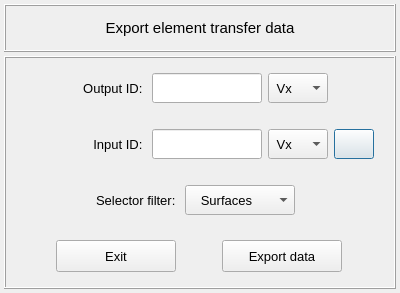
Qt form vibra/interface/data/ui_files/data_handler/export_element_transfer_data.ui (MOPT-UFSC/VIBRA) before a commit.
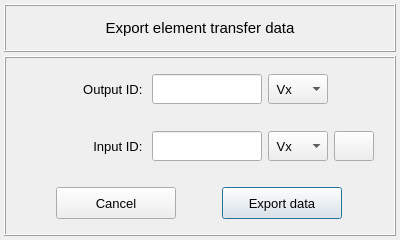
The same form after that commit. Icons and pictures are not drawn.

Commit message: Adds volume velocity data to the acoustic element transfer data export

What changed in the file:
```diff
--- a/vibra/interface/data/ui_files/data_handler/export_element_transfer_data.ui
+++ b/vibra/interface/data/ui_files/data_handler/export_element_transfer_data.ui
@@ -10,7 +10,7 @@
     <x>0</x>
     <y>0</y>
     <width>400</width>
-    <height>293</height>
+    <height>240</height>
    </rect>
   </property>
   <property name="sizePolicy">
@@ -22,7 +22,7 @@
   <property name="minimumSize">
    <size>
     <width>400</width>
-    <height>280</height>
+    <height>240</height>
    </size>
   </property>
   <property name="maximumSize">
@@ -168,6 +168,125 @@
       <property name="spacing">
        <number>4</number>
       </property>
+      <item row="2" column="0">
+       <widget class="QFrame" name="frame_3">
+        <property name="minimumSize">
+         <size>
+          <width>0</width>
+          <height>52</height>
+         </size>
+        </property>
+        <property name="maximumSize">
+         <size>
+          <width>16777215</width>
+          <height>52</height>
+         </size>
+        </property>
+        <property name="frameShape">
+         <enum>QFrame::NoFrame</enum>
+        </property>
+        <property name="frameShadow">
+         <enum>QFrame::Raised</enum>
+        </property>
+        <layout class="QGridLayout" name="gridLayout_47">
+         <property name="leftMargin">
+          <number>2</number>
+         </property>
+         <property name="topMargin">
+          <number>2</number>
+         </property>
+         <property name="rightMargin">
+          <number>2</number>
+         </property>
+         <property name="bottomMargin">
+          <number>2</number>
+         </property>
+         <property name="spacing">
+          <number>2</number>
+         </property>
+         <item row="0" column="1">
+          <widget class="QPushButton" name="pushButton_export_data">
+           <property name="minimumSize">
+            <size>
+             <width>120</width>
+             <height>32</height>
+            </size>
+           </property>
+           <property name="maximumSize">
+            <size>
+             <width>120</width>
+             <height>32</height>
+            </size>
+           </property>
+           <property name="font">
+            <font>
+             <family>MS Shell Dlg 2</family>
+             <pointsize>10</pointsize>
+             <weight>50</weight>
+             <italic>false</italic>
+             <bold>false</bold>
+            </font>
+           </property>
+           <property name="styleSheet">
+            <string notr="true"/>
+           </property>
+           <property name="text">
+            <string>Export data</string>
+           </property>
+           <property name="iconSize">
+            <size>
+             <width>20</width>
+             <height>20</height>
+            </size>
+           </property>
+           <property name="flat">
+            <bool>false</bool>
+           </property>
+          </widget>
+         </item>
+         <item row="0" column="0">
+          <widget class="QPushButton" name="pushButton_cancel">
+           <property name="minimumSize">
+            <size>
+             <width>120</width>
+             <height>32</height>
+            </size>
+           </property>
+           <property name="maximumSize">
+            <size>
+             <width>120</width>
+             <height>32</height>
+            </size>
+           </property>
+           <property name="font">
+            <font>
+             <family>MS Shell Dlg 2</family>
+             <pointsize>10</pointsize>
+             <weight>50</weight>
+             <italic>false</italic>
+             <bold>false</bold>
+            </font>
+           </property>
+           <property name="styleSheet">
+            <string notr="true"/>
+           </property>
+           <property name="text">
+            <string>Cancel</string>
+           </property>
+           <property name="iconSize">
+            <size>
+             <width>20</width>
+             <height>20</height>
+            </size>
+           </property>
+           <property name="flat">
+            <bool>false</bool>
+           </property>
+          </widget>
+         </item>
+        </layout>
+       </widget>
+      </item>
       <item row="1" column="0">
        <widget class="QFrame" name="frame_8">
         <property name="minimumSize">
@@ -598,282 +717,6 @@
         </layout>
        </widget>
       </item>
-      <item row="2" column="0">
-       <widget class="QFrame" name="frame_5">
-        <property name="minimumSize">
-         <size>
-          <width>0</width>
-          <height>52</height>
-         </size>
-        </property>
-        <property name="maximumSize">
-         <size>
-          <width>16777215</width>
-          <height>52</height>
-         </size>
-        </property>
-        <property name="frameShape">
-         <enum>QFrame::NoFrame</enum>
-        </property>
-        <property name="frameShadow">
-         <enum>QFrame::Raised</enum>
-        </property>
-        <layout class="QGridLayout" name="gridLayout_6">
-         <property name="leftMargin">
-          <number>2</number>
-         </property>
-         <property name="topMargin">
-          <number>2</number>
-         </property>
-         <property name="rightMargin">
-          <number>2</number>
-         </property>
-         <property name="bottomMargin">
-          <number>2</number>
-         </property>
-         <property name="horizontalSpacing">
-          <number>6</number>
-         </property>
-         <property name="verticalSpacing">
-          <number>2</number>
-         </property>
-         <item row="0" column="4">
-          <spacer name="horizontalSpacer_6">
-           <property name="orientation">
-            <enum>Qt::Horizontal</enum>
-           </property>
-           <property name="sizeHint" stdset="0">
-            <size>
-             <width>40</width>
-             <height>20</height>
-            </size>
-           </property>
-          </spacer>
-         </item>
-         <item row="0" column="0">
-          <spacer name="horizontalSpacer_5">
-           <property name="orientation">
-            <enum>Qt::Horizontal</enum>
-           </property>
-           <property name="sizeHint" stdset="0">
-            <size>
-             <width>40</width>
-             <height>20</height>
-            </size>
-           </property>
-          </spacer>
-         </item>
-         <item row="0" column="1">
-          <widget class="QLabel" name="label_2">
-           <property name="minimumSize">
-            <size>
-             <width>120</width>
-             <height>30</height>
-            </size>
-           </property>
-           <property name="maximumSize">
-            <size>
-             <width>140</width>
-             <height>30</height>
-            </size>
-           </property>
-           <property name="font">
-            <font>
-             <pointsize>10</pointsize>
-            </font>
-           </property>
-           <property name="text">
-            <string>Selector filter: </string>
-           </property>
-           <property name="alignment">
-            <set>Qt::AlignRight|Qt::AlignTrailing|Qt::AlignVCenter</set>
-           </property>
-          </widget>
-         </item>
-         <item row="0" column="3">
-          <widget class="QFrame" name="frame_6">
-           <property name="minimumSize">
-            <size>
-             <width>40</width>
-             <height>30</height>
-            </size>
-           </property>
-           <property name="maximumSize">
-            <size>
-             <width>40</width>
-             <height>30</height>
-            </size>
-           </property>
-           <property name="frameShape">
-            <enum>QFrame::NoFrame</enum>
-           </property>
-           <property name="frameShadow">
-            <enum>QFrame::Raised</enum>
-           </property>
-          </widget>
-         </item>
-         <item row="0" column="2">
-          <widget class="QComboBox" name="comboBox_selector_filter">
-           <property name="minimumSize">
-            <size>
-             <width>110</width>
-             <height>30</height>
-            </size>
-           </property>
-           <property name="maximumSize">
-            <size>
-             <width>110</width>
-             <height>30</height>
-            </size>
-           </property>
-           <property name="font">
-            <font>
-             <pointsize>10</pointsize>
-             <weight>50</weight>
-             <italic>false</italic>
-             <bold>false</bold>
-            </font>
-           </property>
-           <property name="styleSheet">
-            <string notr="true"/>
-           </property>
-           <property name="currentIndex">
-            <number>0</number>
-           </property>
-           <item>
-            <property name="text">
-             <string>   Surfaces</string>
-            </property>
-           </item>
-           <item>
-            <property name="text">
-             <string>   Nodes</string>
-            </property>
-           </item>
-          </widget>
-         </item>
-        </layout>
-       </widget>
-      </item>
-      <item row="3" column="0">
-       <widget class="QFrame" name="frame_3">
-        <property name="minimumSize">
-         <size>
-          <width>0</width>
-          <height>52</height>
-         </size>
-        </property>
-        <property name="maximumSize">
-         <size>
-          <width>16777215</width>
-          <height>52</height>
-         </size>
-        </property>
-        <property name="frameShape">
-         <enum>QFrame::NoFrame</enum>
-        </property>
-        <property name="frameShadow">
-         <enum>QFrame::Raised</enum>
-        </property>
-        <layout class="QGridLayout" name="gridLayout_47">
-         <property name="leftMargin">
-          <number>2</number>
-         </property>
-         <property name="topMargin">
-          <number>2</number>
-         </property>
-         <property name="rightMargin">
-          <number>2</number>
-         </property>
-         <property name="bottomMargin">
-          <number>2</number>
-         </property>
-         <property name="spacing">
-          <number>2</number>
-         </property>
-         <item row="0" column="1">
-          <widget class="QPushButton" name="pushButton_export_data">
-           <property name="minimumSize">
-            <size>
-             <width>120</width>
-             <height>32</height>
-            </size>
-           </property>
-           <property name="maximumSize">
-            <size>
-             <width>120</width>
-             <height>32</height>
-            </size>
-           </property>
-           <property name="font">
-            <font>
-             <family>MS Shell Dlg 2</family>
-             <pointsize>10</pointsize>
-             <weight>50</weight>
-             <italic>false</italic>
-             <bold>false</bold>
-            </font>
-           </property>
-           <property name="styleSheet">
-            <string notr="true"/>
-           </property>
-           <property name="text">
-            <string>Export data</string>
-           </property>
-           <property name="iconSize">
-            <size>
-             <width>20</width>
-             <height>20</height>
-            </size>
-           </property>
-           <property name="flat">
-            <bool>false</bool>
-           </property>
-          </widget>
-         </item>
-         <item row="0" column="0">
-          <widget class="QPushButton" name="pushButton_cancel">
-           <property name="minimumSize">
-            <size>
-             <width>120</width>
-             <height>32</height>
-            </size>
-           </property>
-           <property name="maximumSize">
-            <size>
-             <width>120</width>
-             <height>32</height>
-            </size>
-           </property>
-           <property name="font">
-            <font>
-             <family>MS Shell Dlg 2</family>
-             <pointsize>10</pointsize>
-             <weight>50</weight>
-             <italic>false</italic>
-             <bold>false</bold>
-            </font>
-           </property>
-           <property name="styleSheet">
-            <string notr="true"/>
-           </property>
-           <property name="text">
-            <string>Exit</string>
-           </property>
-           <property name="iconSize">
-            <size>
-             <width>20</width>
-             <height>20</height>
-            </size>
-           </property>
-           <property name="flat">
-            <bool>false</bool>
-           </property>
-          </widget>
-         </item>
-        </layout>
-       </widget>
-      </item>
      </layout>
     </widget>
    </item>
```
Left out of the diff: 1 changed line with no effect on the pictures. The commit also changes 1 other file.
